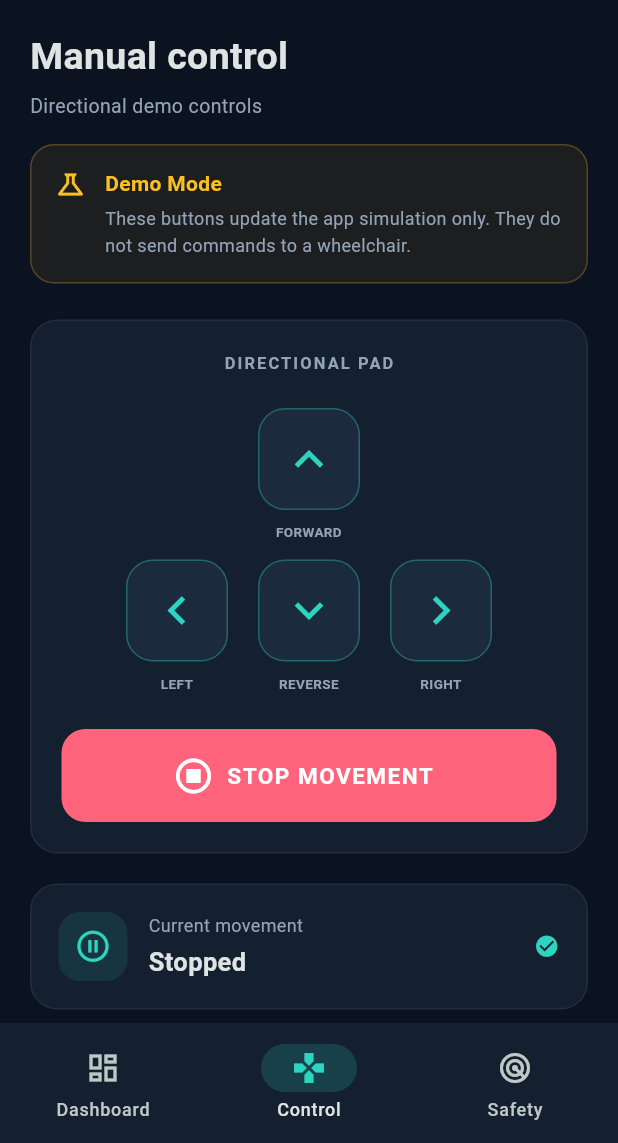
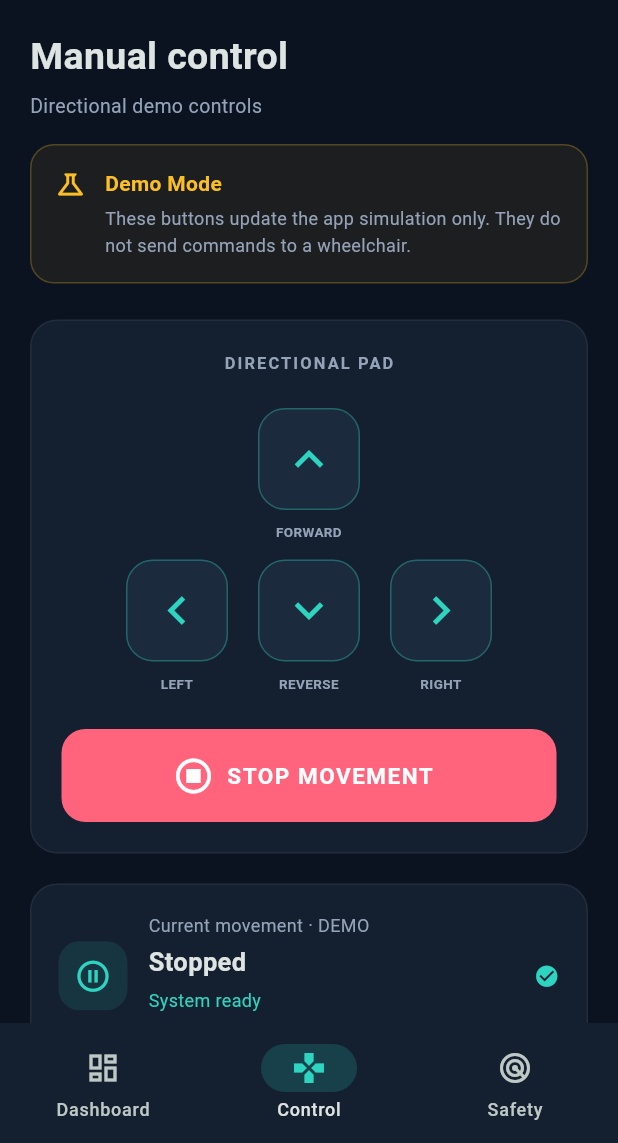
Before and after one commit to dev70022007/safeassist, a Flutter app: the screen it shows after launch, item 2 of the bottom bar chosen, on a phone screen of 412 x 824 dp, the part 93-1236 px from its top. Run offline on Flutter 3.47's test engine with Material 3 defaults, Android fonts, the phone set to English and light mode, and no system bars.

Commit message:
Improve demo movement status summary

```diff
--- a/lib/screens/safe_assist_home.dart
+++ b/lib/screens/safe_assist_home.dart
@@ -683,6 +683,14 @@ class _SafeAssistHomeState extends State<SafeAssistHome> {
   }
 
   Widget _buildMovementSummary() {
+    final bool hazardDetected = frontObstacle || rearObstacle || downwardHazard;
+
+    final Color statusColor = hazardDetected
+        ? danger
+        : isMoving
+        ? warning
+        : teal;
+
     return Container(
       padding: const EdgeInsets.all(18),
       decoration: _panelDecoration(),
@@ -692,12 +700,16 @@ class _SafeAssistHomeState extends State<SafeAssistHome> {
             width: 46,
             height: 46,
             decoration: BoxDecoration(
-              color: teal.withValues(alpha: 0.12),
+              color: statusColor.withValues(alpha: 0.12),
               borderRadius: BorderRadius.circular(14),
             ),
             child: Icon(
-              isMoving ? Icons.navigation : Icons.pause_circle_outline,
-              color: teal,
+              hazardDetected
+                  ? Icons.warning_amber_rounded
+                  : isMoving
+                  ? Icons.navigation
+                  : Icons.pause_circle_outline,
+              color: statusColor,
               size: 25,
             ),
           ),
@@ -707,7 +719,7 @@ class _SafeAssistHomeState extends State<SafeAssistHome> {
               crossAxisAlignment: CrossAxisAlignment.start,
               children: [
                 const Text(
-                  'Current movement',
+                  'Current movement · DEMO',
                   style: TextStyle(color: muted, fontSize: 12),
                 ),
                 const SizedBox(height: 4),
@@ -718,12 +730,26 @@ class _SafeAssistHomeState extends State<SafeAssistHome> {
                     fontWeight: FontWeight.bold,
                   ),
                 ),
+                const SizedBox(height: 5),
+                Text(
+                  safetyMessage,
+                  style: TextStyle(color: statusColor, fontSize: 12),
+                ),
+                const SizedBox(height: 4),
+                const Text(
+                  'Simulated status only — hardware not connected',
+                  style: TextStyle(color: muted, fontSize: 10),
+                ),
               ],
             ),
           ),
           Icon(
-            isMoving ? Icons.circle : Icons.check_circle,
-            color: isMoving ? warning : teal,
+            hazardDetected
+                ? Icons.warning_rounded
+                : isMoving
+                ? Icons.circle
+                : Icons.check_circle,
+            color: statusColor,
             size: 17,
           ),
         ],
```
